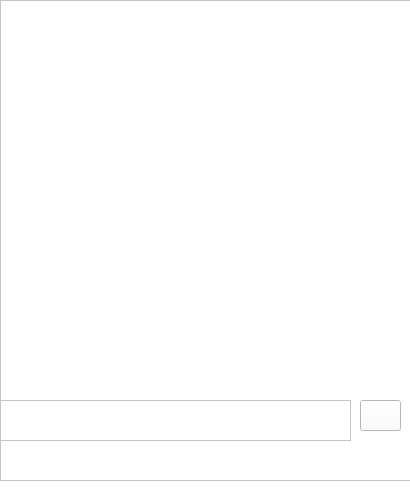
Before: the Qt Designer form face1/Chatbox.ui in huy090603huy123/nhandienkhuonmat, drawn with Qt 5.
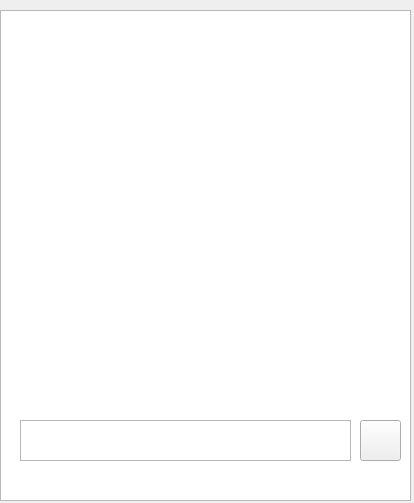
After: the same form once the commit is applied. Icons and pictures are not drawn.

Diff of the .ui file:
```diff
--- a/face1/Chatbox.ui
+++ b/face1/Chatbox.ui
@@ -6,34 +6,37 @@
    <rect>
     <x>0</x>
     <y>0</y>
-    <width>410</width>
-    <height>504</height>
+    <width>414</width>
+    <height>503</height>
    </rect>
   </property>
   <property name="windowTitle">
    <string>Tư Vấn Khách Hàng</string>
   </property>
   <property name="styleSheet">
-   <string notr="true">background-color: rgb(255, 255, 255);</string>
+   <string notr="true">border-image: url(:/Test2/pngtree-chatbot-concept-background-with-a-robot-operating-a-laptop-image_334235.jpg);</string>
   </property>
   <widget class="QWidget" name="centralwidget">
    <widget class="QTextEdit" name="textEdit">
     <property name="geometry">
      <rect>
-      <x>0</x>
-      <y>400</y>
-      <width>351</width>
+      <x>20</x>
+      <y>420</y>
+      <width>331</width>
       <height>41</height>
      </rect>
     </property>
+    <property name="styleSheet">
+     <string notr="true">border-image: url(:/Test2/Mau-trang-la-gi-Y-nghia-cua-mau-trang-trong-cac-linh-vuc.jpg);</string>
+    </property>
    </widget>
    <widget class="QPushButton" name="pushButton">
     <property name="geometry">
      <rect>
       <x>360</x>
-      <y>400</y>
+      <y>420</y>
       <width>41</width>
-      <height>31</height>
+      <height>41</height>
      </rect>
     </property>
     <property name="styleSheet">
@@ -47,11 +50,14 @@
     <property name="geometry">
      <rect>
       <x>0</x>
-      <y>0</y>
+      <y>10</y>
       <width>411</width>
-      <height>481</height>
+      <height>491</height>
      </rect>
     </property>
+    <property name="styleSheet">
+     <string notr="true"/>
+    </property>
    </widget>
    <zorder>listView</zorder>
    <zorder>textEdit</zorder>
```
Left out of the diff: 12 changed lines with no effect on the pictures.
